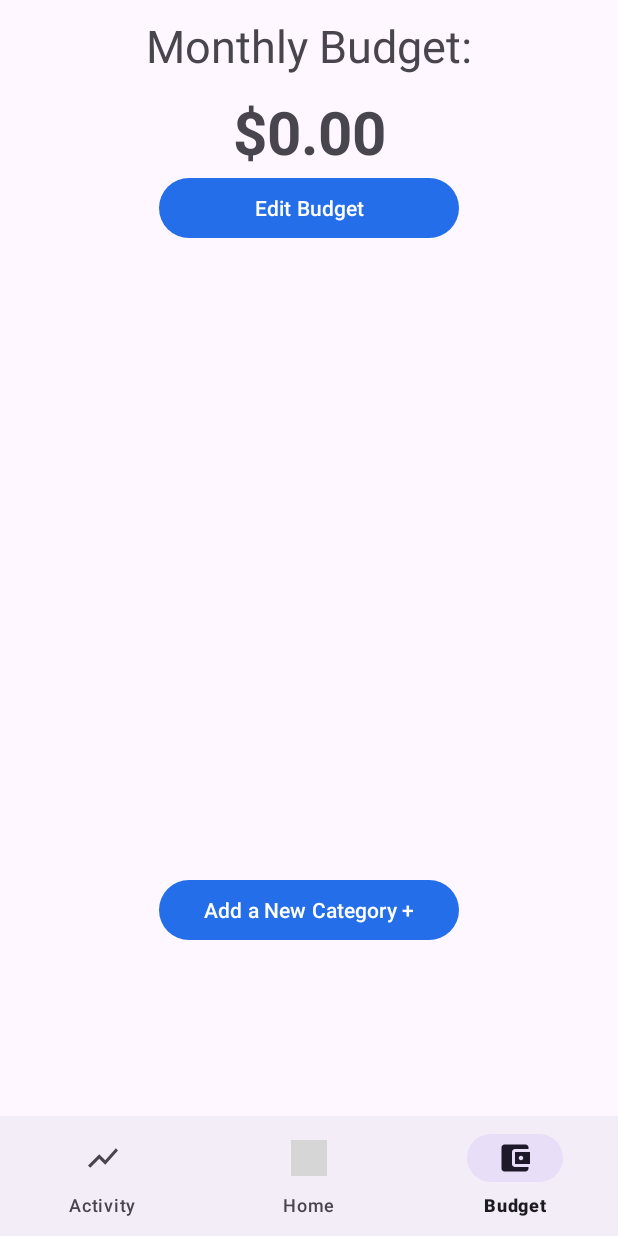
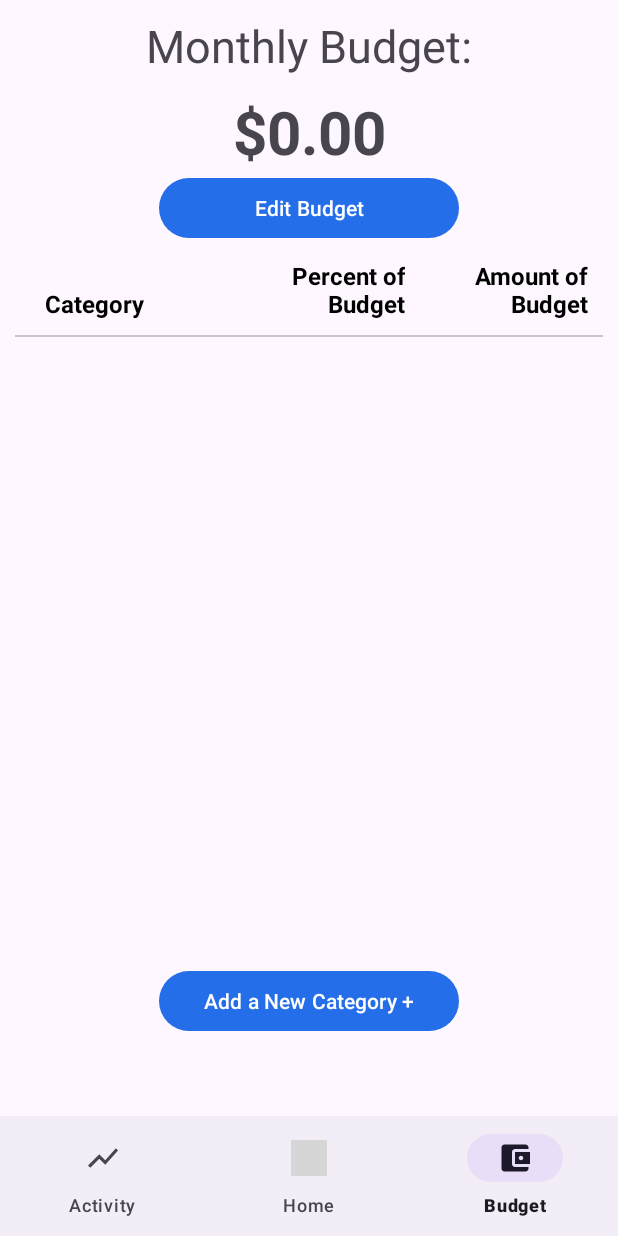
Before and after one commit to MasterTemple/CSCI-335-UI-Application, an Android app: the screen it shows after launch (MainActivity), item 3 of the bottom bar chosen, on a phone screen of 412 x 824 dp. Run offline under Robolectric (Android 15) with nearby library versions, the phone set to English and light mode, and no system bars; libraries missing offline, so code that uses them is left out: com.github.mikephil.charting; grey boxes are pictures that could not be loaded.

Commit message:
Improved table headers.

```diff
--- a/app/src/main/res/layout/fragment_budget.xml
+++ b/app/src/main/res/layout/fragment_budget.xml
@@ -33,11 +33,71 @@
         android:text="@string/budget_edit_budget"
         />
 
+    <RelativeLayout
+        android:id="@+id/table_heading"
+        android:layout_width="match_parent"
+        android:layout_height="wrap_content"
+        android:layout_below="@id/edit_budget_button"
+        android:layout_marginLeft="10dp"
+        android:layout_marginRight="10dp"
+        >
+
+        <TextView
+            android:id="@+id/spending_by_category_table_header_category"
+            android:layout_width="120dp"
+            android:layout_height="wrap_content"
+            android:layout_marginStart="20dp"
+            android:layout_marginTop="10dp"
+            android:layout_marginEnd="10dp"
+            android:layout_marginBottom="10dp"
+            android:text="\nCategory"
+            android:textColor="@color/black"
+            android:textSize="16sp"
+            android:textStyle="bold" />
+
+        <TextView
+            android:id="@+id/spending_by_category_table_header_percent"
+            android:layout_width="100dp"
+            android:layout_height="wrap_content"
+            android:layout_marginStart="10dp"
+            android:layout_marginTop="10dp"
+            android:layout_marginEnd="10dp"
+            android:layout_marginBottom="10dp"
+            android:layout_toEndOf="@id/spending_by_category_table_header_category"
+            android:text="Percent of Budget"
+            android:textAlignment="textEnd"
+            android:textColor="@color/black"
+            android:textSize="16sp"
+            android:textStyle="bold" />
+
+        <TextView
+            android:id="@+id/spending_by_category_table_header_dollars"
+            android:layout_width="wrap_content"
+            android:layout_height="wrap_content"
+            android:layout_marginStart="10dp"
+            android:layout_marginTop="10dp"
+            android:layout_marginEnd="10dp"
+            android:layout_marginBottom="10dp"
+            android:layout_toEndOf="@id/spending_by_category_table_header_percent"
+            android:text="Amount of Budget"
+            android:textColor="@color/black"
+            android:textSize="16sp"
+            android:textAlignment="textEnd"
+            android:textStyle="bold" />
+
+    </RelativeLayout>
+    <com.google.android.material.divider.MaterialDivider
+        android:layout_width="match_parent"
+        android:layout_height="wrap_content"
+        android:layout_below="@id/table_heading"
+        android:layout_marginHorizontal="10dp"
+        />
+
     <androidx.recyclerview.widget.RecyclerView
         android:id="@+id/category_list"
         android:layout_width="match_parent"
         android:layout_height="400sp"
-        android:layout_below="@id/edit_budget_button"
+        android:layout_below="@id/table_heading"
         android:layout_marginStart="10dp"
         android:layout_marginTop="10dp"
         android:layout_marginEnd="10dp"
--- a/app/src/main/res/layout/fragment_spending_by_category_table.xml
+++ b/app/src/main/res/layout/fragment_spending_by_category_table.xml
@@ -15,13 +15,15 @@
             android:id="@+id/spending_by_category_table_header_category"
             android:layout_width="140dp"
             android:layout_height="wrap_content"
-            android:text="Category"
+            android:layout_marginStart="30dp"
+            android:layout_marginTop="10dp"
+            android:layout_marginEnd="10dp"
+            android:layout_marginBottom="10dp"
+
+            android:text="\nCategory"
             android:textColor="@color/black"
-            android:textSize="20sp"
-            android:textStyle="bold"
-            android:layout_margin="10dp"
-
-        />
+            android:textSize="16sp"
+            android:textStyle="bold" />
 
         <TextView
             android:id="@+id/spending_by_category_table_header_percent"
@@ -35,7 +37,7 @@
             android:text="Percent of Spending"
             android:textColor="@color/black"
             android:textAlignment="textEnd"
-            android:textSize="20sp"
+            android:textSize="16sp"
             android:textStyle="bold" />
 
         <TextView
@@ -49,7 +51,7 @@
             android:layout_toEndOf="@id/spending_by_category_table_header_percent"
             android:text="Dollars Spent"
             android:textColor="@color/black"
-            android:textSize="20sp"
+            android:textSize="16sp"
             android:textAlignment="textEnd"
             android:textStyle="bold" />
 
```
